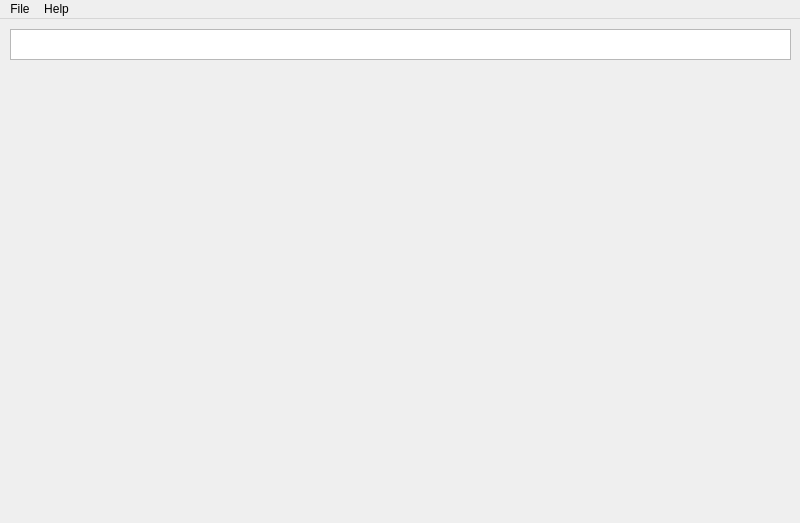
Before: the Qt Designer form mainwindow.ui in IlliaLukashonok/M3U_IPVT, drawn with Qt 5.
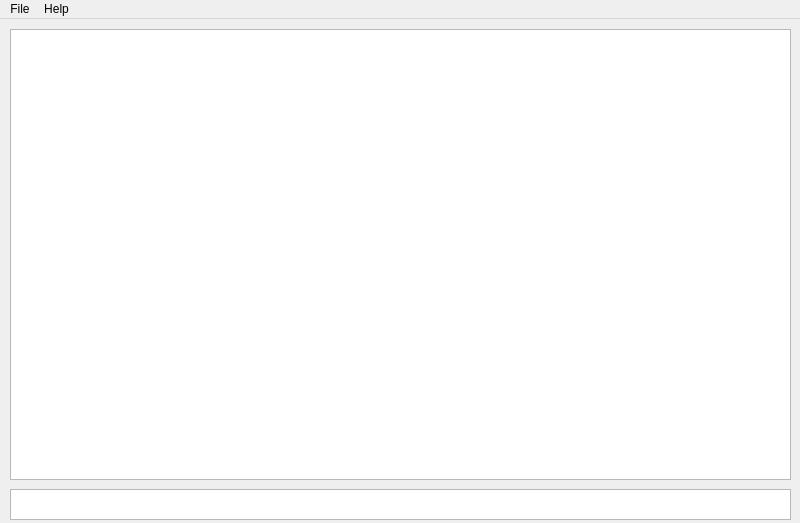
After: the same form once the commit is applied. Icons and pictures are not drawn.

Commit message: Add table view

What changed in the file:
```diff
--- a/mainwindow.ui
+++ b/mainwindow.ui
@@ -22,7 +22,7 @@
     <property name="geometry">
      <rect>
       <x>10</x>
-      <y>10</y>
+      <y>470</y>
       <width>781</width>
       <height>31</height>
      </rect>
@@ -31,6 +31,16 @@
      <string/>
     </property>
    </widget>
+   <widget class="QTableView" name="tableDb">
+    <property name="geometry">
+     <rect>
+      <x>10</x>
+      <y>10</y>
+      <width>781</width>
+      <height>451</height>
+     </rect>
+    </property>
+   </widget>
   </widget>
   <widget class="QMenuBar" name="menubar">
    <property name="geometry">
```
Left out of the diff: 2 changed lines with no effect on the pictures. The commit also changes 3 other files.
